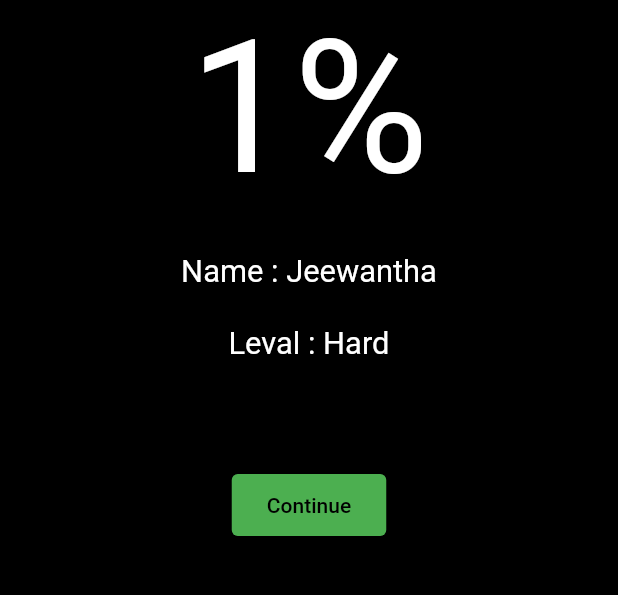
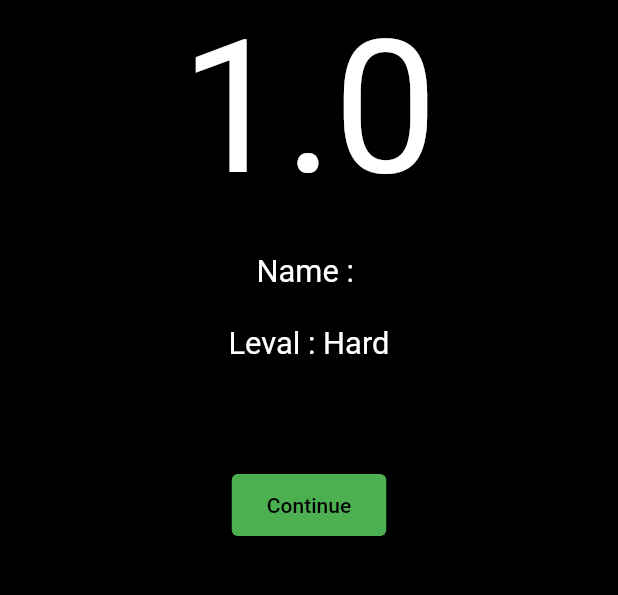
Before and after one commit to JeewanthaSenanayake/cultural_iq_meter, a Flutter app: the ScoreView screen opened directly with empty values, on a phone screen of 412 x 824 dp, the part 323-918 px from its top. Run offline on Flutter 3.47's test engine with Material 2 defaults, Android fonts, the phone set to English and light mode, and no system bars; network calls fail; statements that could not run were skipped.

Commit message:
score update done

```diff
--- a/lib/Pages/ScoreView.dart
+++ b/lib/Pages/ScoreView.dart
@@ -1,30 +1,40 @@
 import 'dart:async';
+import 'dart:developer';
+import 'package:cultural_iq_meter/Pages/MainMenu.dart';
+import 'package:http/http.dart' as http;
+import 'dart:convert';
 
 import 'package:flutter/material.dart';
 
 class ScoreView extends StatefulWidget {
-  dynamic qDataList;
+  dynamic qDataList, userData;
   int timeTacken, num, leval;
   ScoreView(
       {super.key,
       required this.qDataList,
       required this.timeTacken,
       required this.num,
-      required this.leval});
+      required this.leval,
+      required this.userData});
 
   @override
   State<ScoreView> createState() =>
-      _ScoreViewState(qDataList, timeTacken, num, leval);
+      _ScoreViewState(qDataList, timeTacken, num, leval, userData);
 }
 
 class _ScoreViewState extends State<ScoreView> {
-  dynamic qDataList;
+  dynamic qDataList, userData;
   int timeTacken, num, leval;
-  _ScoreViewState(this.qDataList, this.timeTacken, this.num, this.leval);
+  _ScoreViewState(
+      this.qDataList, this.timeTacken, this.num, this.leval, this.userData);
 
   double calculateMarks(response, int ttime) {
     double marks = 0;
-    double multiplayer = 90 / num;
+    double multiplayer = leval == 1
+        ? 10
+        : leval == 2
+            ? 20
+            : 30;
     for (var element in response['questions']) {
       try {
         if (element["selected_ans"] == element["correct_ans"]) {
@@ -35,26 +45,24 @@ class _ScoreViewState extends State<ScoreView> {
       }
     }
     double timeBasedMark = 0.0;
-    if (ttime > num * 10) {
-      timeBasedMark = 10.0 - ((ttime - (num * 10)) ~/ 10);
+    if (ttime >= num * 7) {
+      timeBasedMark = 35.0 - ((ttime - (num * 7)) ~/ 5);
     } else {
-      timeBasedMark = 10.0;
+      timeBasedMark = 35.0;
     }
 
     if (timeBasedMark < 0) {
       timeBasedMark = 0;
     }
 
-    return marks == 0
-        ? 0
-        : (marks.ceilToDouble() + timeBasedMark) >= 100
-            ? 100
-            : (marks.ceilToDouble() + timeBasedMark);
+    marks = marks + marks * (timeBasedMark / 100);
+
+    return double.parse(marks.toStringAsFixed(2));
   }
 
   double totalMarks = 0;
   late Timer _timer;
-  int _counter = 1;
+  double _counter = 1;
   @override
   void initState() {
     // TODO: implement initState
@@ -63,15 +71,17 @@ class _ScoreViewState extends State<ScoreView> {
     _timer = Timer.periodic(Duration(milliseconds: 10), (timer) {
       if (_counter < totalMarks) {
         setState(() {
-          _counter++;
+          _counter = _counter + 1.0;
         });
       } else {
+        _counter = totalMarks;
         _timer.cancel(); // Stop the timer when the counter reaches 100
 
       }
     });
   }
 
+  bool _isLoading = false;
   @override
   Widget build(BuildContext context) {
     double scrnwidth = MediaQuery.of(context).size.width;
@@ -92,12 +102,12 @@ class _ScoreViewState extends State<ScoreView> {
                       TextStyle(color: Colors.white, fontSize: scrnwidth * 0.1),
                 ),
                 Text(
-                  "${_counter}%",
+                  "${_counter}",
                   style:
                       TextStyle(color: Colors.white, fontSize: scrnwidth * 0.3),
                 ),
                 Text(
-                  "\nName : Jeewantha",
+                  "\nName : ${userData['name']}",
                   style: TextStyle(
                       color: Colors.white, fontSize: scrnwidth * 0.05),
                 ),
@@ -107,17 +117,49 @@ class _ScoreViewState extends State<ScoreView> {
                       color: Colors.white, fontSize: scrnwidth * 0.05),
                 ),
                 ElevatedButton(
-                  child: const Text('Continue'),
-                  style: ElevatedButton.styleFrom(
-                      primary: Colors.green,
-                      fixedSize: Size(scrnwidth * 0.25, scrnheight * 0.05)),
-                  onPressed: () {
-                    // Navigator.of(context).push(
-                    //     MaterialPageRoute(
-                    //         builder: (context) => ScoreView(
-                    //             )));
-                  },
-                ),
+                    child: _isLoading
+                        ? const SizedBox(
+                            width: 20,
+                            height: 20,
+                            child: CircularProgressIndicator(
+                              strokeWidth: 3,
+                              color: Colors.white,
+                            ),
+                          )
+                        : const Text('Continue'),
+                    style: ElevatedButton.styleFrom(
+                        primary: Colors.green,
+                        fixedSize: Size(scrnwidth * 0.25, scrnheight * 0.05)),
+                    onPressed: () async {
+                      setState(() {
+                        _isLoading = true;
+                      });
+                      print(userData);
+                      final response = await http.post(Uri.parse(
+                          'https://cultural-iq-meter.onrender.com/iq_meter/api/v1/users/submit_score/${userData['uid']}/$totalMarks/$leval'));
+                      print(response.statusCode);
+                      if (response.statusCode == 200) {
+                        setState(() {
+                          _isLoading = false;
+                        });
+                        dynamic userData = jsonDecode(response.body);
+
+                        Navigator.of(context).push(MaterialPageRoute(
+                            builder: (context) => MainMenu(
+                                  userData: userData["data"],
+                                )));
+                      } else {
+                        setState(() {
+                          _isLoading = false;
+                        });
+                        ScaffoldMessenger.of(context).showSnackBar(
+                          const SnackBar(
+                            content: Text("Something went wrong, try again"),
+                          ),
+                        );
+                      }
+                      print(totalMarks);
+                    }),
               ],
             ),
           ),
```
Also changed, not shown: lib/Pages/GetStart.dart (+89 -10 lines), lib/Pages/MainMenu.dart (+15 -5 lines), lib/Pages/QuestionPage.dart (+8 -4 lines).
